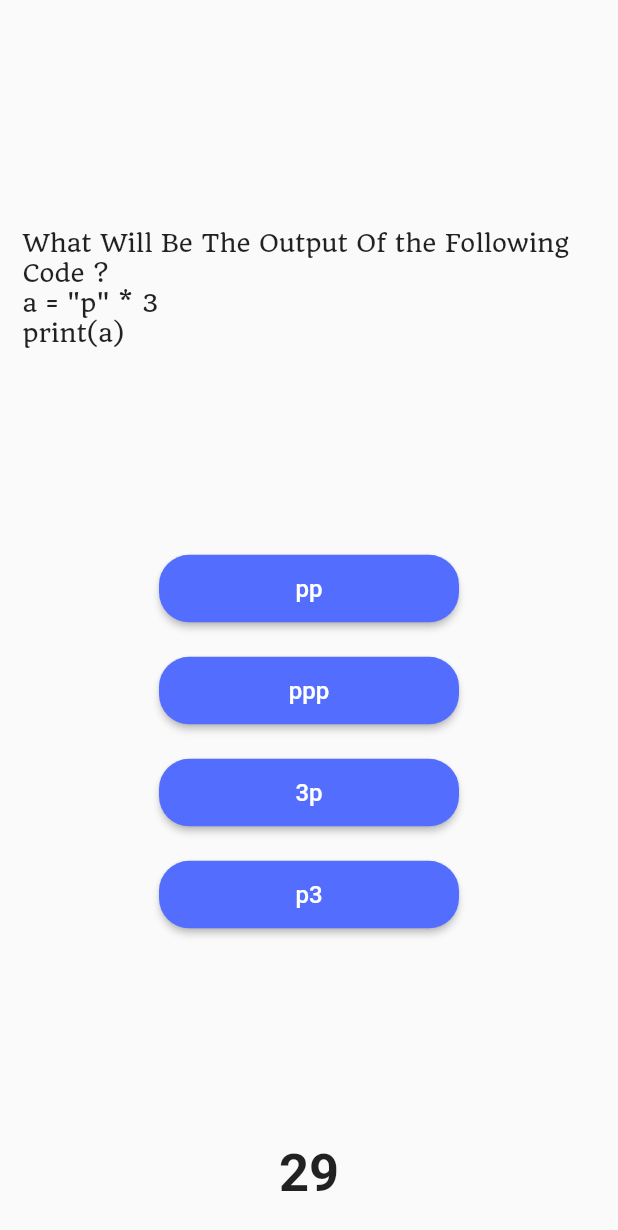
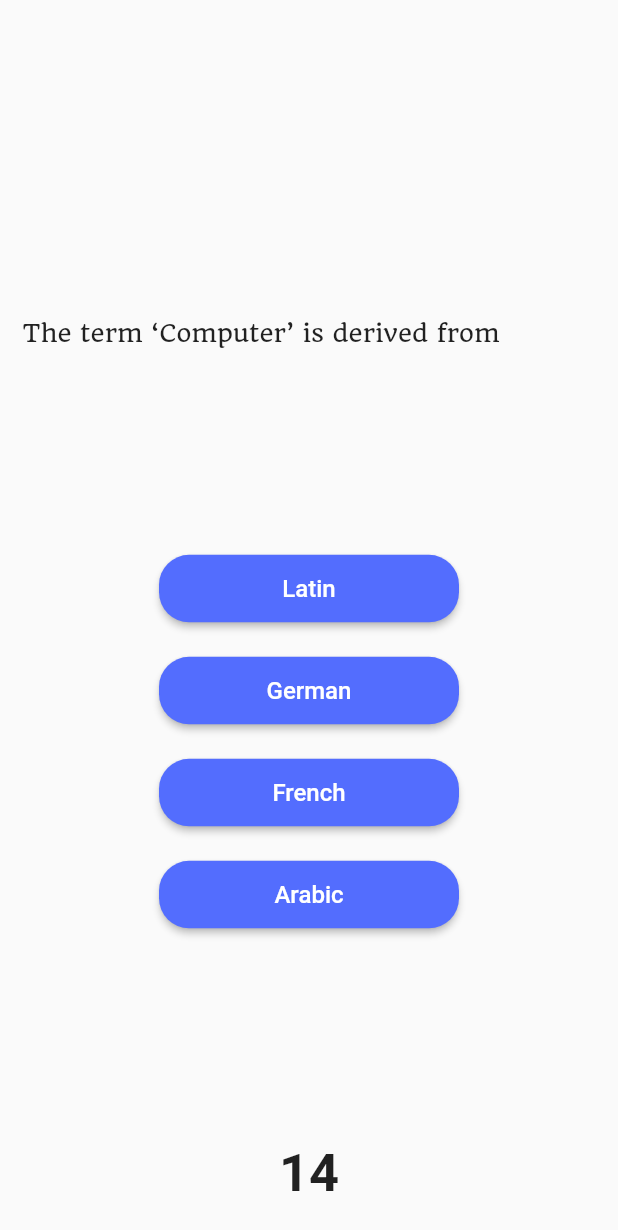
Before and after one commit to s3dibrahim/quizit, a Flutter app: the screen it shows after launch, after a tap on "python", on a phone screen of 412 x 824 dp. Shown: the top 1230 px of the screen. Run offline on Flutter 3.47's test engine with Material 2 defaults, Android fonts, the phone set to English and light mode, and no system bars; our stand-ins replace fluttertoast, shared_preferences; Roboto replaces fonts that are missing (Alike, Times New Roman); project files that could hold a hidden picture were left out.

Commit message:
json format & marks calc updated

```diff
--- /dev/null
+++ b/assets/cs.json
@@ -0,0 +1,26 @@
+[
+    {
+        "question": "The term ‘Computer’ is derived from",
+        "a": "Latin",
+        "b": "German",
+        "c": "French",
+        "d": "Arabic",
+        "answer": "a"
+    },
+    {
+        "question": "Who is the father of Computer?",
+        "a": "Allen Turing",
+        "b": "Charles Babbage",
+        "c": "Simur Cray",
+        "d": "Augusta Adaming",
+        "answer": "b"
+    },
+    {
+        "question": "The basic operations performed by a computer are",
+        "a": "Arithmetic",
+        "b": "Logical",
+        "c": "Storage",
+        "d": "All the above",
+        "answer": "d"
+    }
+]
--- a/lib/routes/dataLoader.dart
+++ b/lib/routes/dataLoader.dart
@@ -9,7 +9,8 @@ class DataLoader extends StatelessWidget {
   @override
   Widget build(BuildContext context) {
     return FutureBuilder(
-      future: DefaultAssetBundle.of(context).loadString('assets/$topicName.json', cache: true),
+      // future: DefaultAssetBundle.of(context).loadString('assets/$topicName.json', cache: true),
+      future: DefaultAssetBundle.of(context).loadString('assets/cs.json', cache: true),
       builder: (context, snapshot) {
         List response = json.decode(snapshot.data.toString());
         if (response == null) {
--- a/lib/routes/quizpage.dart
+++ b/lib/routes/quizpage.dart
@@ -15,25 +15,25 @@ class QuizPage extends StatefulWidget {
 }
 
 class _QuizPageState extends State<QuizPage> {
-  var quizData;
+  List quizData;
   _QuizPageState(this.quizData);
 
   static Color defaultColor = Colors.indigoAccent;
   Color btnColor = defaultColor;
   int marks = 0;
-  int timer = 30;
-  int index = 1;
-  static const int questionsCount = 10,
-      questionIndex = 0,
-      choiceIndex = 1,
-      answerIndex = 2;
+  int timer;
+  int index = 0;
 
   Map<String, Color> btnColorMap;
 
-  bool cancelTimer = false;
+  bool _answerChecked = false;
   bool _showAnswer = false;
 
-  void resetButtonsColor() {
+  void _resetTimer() {
+    timer = 15;
+  }
+
+  void _resetButtonsColor() {
     btnColorMap = {
       "a": defaultColor,
       "b": defaultColor,
@@ -50,8 +50,9 @@ class _QuizPageState extends State<QuizPage> {
   void initState() {
     super.initState();
     _loadSettings();
-    resetButtonsColor();
-    startTimer();
+    _resetButtonsColor();
+    _resetTimer();
+    _startTimer();
   }
 
   @override
@@ -61,13 +62,13 @@ class _QuizPageState extends State<QuizPage> {
     }
   }
 
-  void startTimer() async {
+  void _startTimer() async {
     Timer.periodic(Duration(seconds: 1), (Timer t) {
       setState(() {
         if (timer < 1) {
           t.cancel();
           nextQuestion();
-        } else if (cancelTimer == true) {
+        } else if (_answerChecked == true) {
           t.cancel();
         } else {
           timer = timer - 1;
@@ -77,26 +78,28 @@ class _QuizPageState extends State<QuizPage> {
   }
 
   void nextQuestion() {
-    cancelTimer = false;
-    timer = 30;
+    _answerChecked = false;
+    _resetTimer();
     setState(() {
-      if (index < questionsCount) {
+      if (index < quizData.length - 1) {
         index++;
       } else {
         Navigator.of(context).pushReplacement(MaterialPageRoute(
-          builder: (context) => ResultPage(marks: marks),
+          builder: (context) =>
+              ResultPage(marks: marks, totalQuestions: quizData.length),
         ));
       }
-      resetButtonsColor();
+      _resetButtonsColor();
     });
-    startTimer();
+    _startTimer();
   }
 
-  void checkAnswer(String selectedAnswer) {
-    String correctAnswer = quizData[answerIndex][index.toString()];
+  void _checkAnswer(String selectedAnswer) {
+    if (!_answerChecked) {
+      String correctAnswer = quizData[index]['answer'];
       bool wrongAnswer = false;
       if (selectedAnswer == correctAnswer) {
-      marks = marks + 5;
+        marks++;
         btnColor = Colors.green;
       } else {
         btnColor = Colors.red;
@@ -107,10 +110,11 @@ class _QuizPageState extends State<QuizPage> {
         if (wrongAnswer && _showAnswer) {
           btnColorMap[correctAnswer] = Colors.green;
         }
-      cancelTimer = true;
+        _answerChecked = true;
       });
 
       Timer(Duration(seconds: 1), nextQuestion);
+    }
   }
 
   Widget choiceButton(String choice) {
@@ -120,9 +124,9 @@ class _QuizPageState extends State<QuizPage> {
         horizontal: 20.0,
       ),
       child: MaterialButton(
-        onPressed: () => cancelTimer ? null : checkAnswer(choice),
+        onPressed: () => _checkAnswer(choice),
         child: Text(
-          quizData[choiceIndex][index.toString()][choice],
+          quizData[index][choice],
           style: TextStyle(
             color: Colors.white,
             fontFamily: "Alike",
@@ -179,7 +183,7 @@ class _QuizPageState extends State<QuizPage> {
                 padding: EdgeInsets.fromLTRB(15, 30, 15, 15),
                 alignment: Alignment.bottomLeft,
                 child: Text(
-                  quizData[questionIndex][index.toString()],
+                  quizData[index]['question'],
                   style: TextStyle(
                     fontSize: 16.0,
                     fontFamily: "Quando",
```
Also changed, not shown: lib/routes/resultpage.dart (+12 -8 lines), 3 other files. Lines whose indentation alone changed are shown as unchanged.
